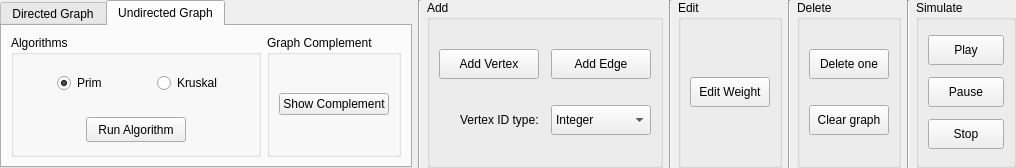
The window that public/control_panel.ui (Jeius/GraphIllustrator) describes before a commit, drawn with Qt 5.
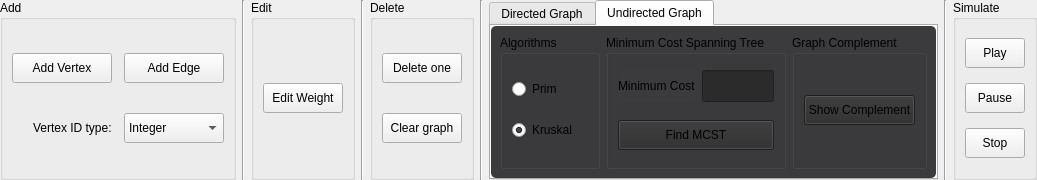
The same window after the commit. The open tabs and pages were chosen to show the change.

```diff
--- a/public/control_panel.ui
+++ b/public/control_panel.ui
@@ -6,8 +6,8 @@
    <rect>
     <x>0</x>
     <y>0</y>
-    <width>1016</width>
-    <height>168</height>
+    <width>989</width>
+    <height>180</height>
    </rect>
   </property>
   <property name="sizePolicy">
@@ -35,244 +35,6 @@
    <property name="bottomMargin">
     <number>0</number>
    </property>
-   <item>
-    <widget class="QTabWidget" name="tabs">
-     <property name="sizePolicy">
-      <sizepolicy hsizetype="Expanding" vsizetype="Expanding">
-       <horstretch>0</horstretch>
-       <verstretch>0</verstretch>
-      </sizepolicy>
-     </property>
-     <property name="maximumSize">
-      <size>
-       <width>600</width>
-       <height>16777215</height>
-      </size>
-     </property>
-     <property name="styleSheet">
-      <string notr="true">QFrame {
-	border-radius: 5px
-}</string>
-     </property>
-     <property name="currentIndex">
-      <number>1</number>
-     </property>
-     <property name="tabsClosable">
-      <bool>false</bool>
-     </property>
-     <property name="movable">
-      <bool>true</bool>
-     </property>
-     <property name="tabBarAutoHide">
-      <bool>false</bool>
-     </property>
-     <widget class="QWidget" name="directed_tab">
-      <attribute name="title">
-       <string>Directed Graph</string>
-      </attribute>
-      <layout class="QHBoxLayout" name="horizontalLayout_8">
-       <item>
-        <widget class="QGroupBox" name="d_algorithm_box">
-         <property name="minimumSize">
-          <size>
-           <width>250</width>
-           <height>0</height>
-          </size>
-         </property>
-         <property name="maximumSize">
-          <size>
-           <width>300</width>
-           <height>16777215</height>
-          </size>
-         </property>
-         <property name="styleSheet">
-          <string notr="true"/>
-         </property>
-         <property name="title">
-          <string>Algorithms</string>
-         </property>
-         <property name="flat">
-          <bool>false</bool>
-         </property>
-         <layout class="QVBoxLayout" name="d_algorithm_layout">
-          <property name="spacing">
-           <number>12</number>
-          </property>
-          <item alignment="Qt::AlignVCenter">
-           <widget class="QWidget" name="horizontalWidget" native="true">
-            <layout class="QHBoxLayout" name="horizontalLayout_10">
-             <item alignment="Qt::AlignHCenter">
-              <widget class="QRadioButton" name="dijkstra_radio">
-               <property name="text">
-                <string>Dijkstra</string>
-               </property>
-              </widget>
-             </item>
-             <item alignment="Qt::AlignHCenter">
-              <widget class="QRadioButton" name="floyd_radio">
-               <property name="text">
-                <string>Floyd Warshal</string>
-               </property>
-              </widget>
-             </item>
-            </layout>
-           </widget>
-          </item>
-          <item alignment="Qt::AlignHCenter|Qt::AlignVCenter">
-           <widget class="QPushButton" name="run_algo_d_button">
-            <property name="sizePolicy">
-             <sizepolicy hsizetype="MinimumExpanding" vsizetype="Fixed">
-              <horstretch>0</horstretch>
-              <verstretch>0</verstretch>
-             </sizepolicy>
-            </property>
-            <property name="minimumSize">
-             <size>
-              <width>100</width>
-              <height>25</height>
-             </size>
-            </property>
-            <property name="text">
-             <string>Run Algorithm</string>
-            </property>
-           </widget>
-          </item>
-         </layout>
-        </widget>
-       </item>
-      </layout>
-     </widget>
-     <widget class="QWidget" name="undirected_tab">
-      <property name="sizePolicy">
-       <sizepolicy hsizetype="Maximum" vsizetype="Preferred">
-        <horstretch>0</horstretch>
-        <verstretch>0</verstretch>
-       </sizepolicy>
-      </property>
-      <attribute name="title">
-       <string>Undirected Graph</string>
-      </attribute>
-      <layout class="QHBoxLayout" name="horizontalLayout_3">
-       <item>
-        <widget class="QGroupBox" name="ud_algorithm_box">
-         <property name="minimumSize">
-          <size>
-           <width>250</width>
-           <height>0</height>
-          </size>
-         </property>
-         <property name="maximumSize">
-          <size>
-           <width>300</width>
-           <height>16777215</height>
-          </size>
-         </property>
-         <property name="title">
-          <string>Algorithms</string>
-         </property>
-         <property name="flat">
-          <bool>false</bool>
-         </property>
-         <layout class="QVBoxLayout" name="verticalLayout_13">
-          <property name="spacing">
-           <number>12</number>
-          </property>
-          <item alignment="Qt::AlignVCenter">
-           <widget class="QWidget" name="horizontalWidget_2" native="true">
-            <layout class="QHBoxLayout" name="horizontalLayout_12">
-             <item alignment="Qt::AlignHCenter">
-              <widget class="QRadioButton" name="prim_radio">
-               <property name="text">
-                <string>Prim</string>
-               </property>
-               <property name="checked">
-                <bool>true</bool>
-               </property>
-               <attribute name="buttonGroup">
-                <string notr="true">buttonGroup_2</string>
-               </attribute>
-              </widget>
-             </item>
-             <item alignment="Qt::AlignHCenter">
-              <widget class="QRadioButton" name="kruskal_radio">
-               <property name="text">
-                <string>Kruskal</string>
-               </property>
-               <attribute name="buttonGroup">
-                <string notr="true">buttonGroup_2</string>
-               </attribute>
-              </widget>
-             </item>
-            </layout>
-           </widget>
-          </item>
-          <item alignment="Qt::AlignHCenter|Qt::AlignVCenter">
-           <widget class="QPushButton" name="run_algo_ud_button">
-            <property name="sizePolicy">
-             <sizepolicy hsizetype="MinimumExpanding" vsizetype="Fixed">
-              <horstretch>0</horstretch>
-              <verstretch>0</verstretch>
-             </sizepolicy>
-            </property>
-            <property name="minimumSize">
-             <size>
-              <width>100</width>
-              <height>25</height>
-             </size>
-            </property>
-            <property name="text">
-             <string>Run Algorithm</string>
-            </property>
-           </widget>
-          </item>
-         </layout>
-        </widget>
-       </item>
-       <item>
-        <widget class="QGroupBox" name="complement_box">
-         <property name="title">
-          <string>Graph Complement</string>
-         </property>
-         <layout class="QVBoxLayout" name="verticalLayout_2">
-          <item alignment="Qt::AlignHCenter">
-           <widget class="QPushButton" name="complement_button">
-            <property name="minimumSize">
-             <size>
-              <width>110</width>
-              <height>0</height>
-             </size>
-            </property>
-            <property name="maximumSize">
-             <size>
-              <width>200</width>
-              <height>16777215</height>
-             </size>
-            </property>
-            <property name="text">
-             <string>Show Complement</string>
-            </property>
-            <property name="checkable">
-             <bool>true</bool>
-            </property>
-            <property name="checked">
-             <bool>false</bool>
-            </property>
-           </widget>
-          </item>
-         </layout>
-        </widget>
-       </item>
-      </layout>
-     </widget>
-    </widget>
-   </item>
-   <item>
-    <widget class="Line" name="line_4">
-     <property name="orientation">
-      <enum>Qt::Vertical</enum>
-     </property>
-    </widget>
-   </item>
    <item>
     <widget class="QGroupBox" name="add_box">
      <property name="maximumSize">
@@ -284,16 +46,32 @@
      <property name="title">
       <string>Add</string>
      </property>
-     <property name="flat">
-      <bool>true</bool>
-     </property>
-     <property name="checkable">
-      <bool>false</bool>
-     </property>
      <layout class="QGridLayout" name="gridLayout_3">
       <property name="horizontalSpacing">
        <number>12</number>
       </property>
+      <item row="0" column="0">
+       <widget class="QPushButton" name="add_vertex_button">
+        <property name="minimumSize">
+         <size>
+          <width>100</width>
+          <height>30</height>
+         </size>
+        </property>
+        <property name="maximumSize">
+         <size>
+          <width>200</width>
+          <height>16777215</height>
+         </size>
+        </property>
+        <property name="text">
+         <string>Add Vertex</string>
+        </property>
+        <property name="checkable">
+         <bool>true</bool>
+        </property>
+       </widget>
+      </item>
       <item row="1" column="0" alignment="Qt::AlignRight">
        <widget class="QLabel" name="id_type_label">
         <property name="text">
@@ -321,12 +99,6 @@
         <property name="checkable">
          <bool>true</bool>
         </property>
-        <property name="autoDefault">
-         <bool>false</bool>
-        </property>
-        <property name="flat">
-         <bool>false</bool>
-        </property>
        </widget>
       </item>
       <item row="1" column="1">
@@ -343,9 +115,6 @@
         <property name="autoFillBackground">
          <bool>false</bool>
         </property>
-        <property name="placeholderText">
-         <string/>
-        </property>
         <property name="frame">
          <bool>true</bool>
         </property>
@@ -361,37 +130,6 @@
         </item>
        </widget>
       </item>
-      <item row="0" column="0">
-       <widget class="QPushButton" name="add_vertex_button">
-        <property name="minimumSize">
-         <size>
-          <width>100</width>
-          <height>30</height>
-         </size>
-        </property>
-        <property name="maximumSize">
-         <size>
-          <width>200</width>
-          <height>16777215</height>
-         </size>
-        </property>
-        <property name="text">
-         <string>Add Vertex</string>
-        </property>
-        <property name="checkable">
-         <bool>true</bool>
-        </property>
-        <property name="autoDefault">
-         <bool>false</bool>
-        </property>
-        <property name="default">
-         <bool>false</bool>
-        </property>
-        <property name="flat">
-         <bool>false</bool>
-        </property>
-       </widget>
-      </item>
      </layout>
     </widget>
    </item>
@@ -413,9 +151,6 @@
      <property name="title">
       <string>Edit</string>
      </property>
-     <property name="flat">
-      <bool>true</bool>
-     </property>
      <layout class="QVBoxLayout" name="verticalLayout_11">
       <item alignment="Qt::AlignHCenter">
        <widget class="QPushButton" name="edit_weight_button">
@@ -454,9 +189,6 @@
      <property name="title">
       <string>Delete</string>
      </property>
-     <property name="flat">
-      <bool>true</bool>
-     </property>
      <layout class="QVBoxLayout" name="verticalLayout_12">
       <item alignment="Qt::AlignHCenter">
        <widget class="QPushButton" name="delete_button">
@@ -490,6 +222,292 @@
      </layout>
     </widget>
    </item>
+   <item>
+    <widget class="Line" name="line">
+     <property name="orientation">
+      <enum>Qt::Vertical</enum>
+     </property>
+    </widget>
+   </item>
+   <item>
+    <widget class="QTabWidget" name="tabs">
+     <property name="sizePolicy">
+      <sizepolicy hsizetype="Expanding" vsizetype="Expanding">
+       <horstretch>0</horstretch>
+       <verstretch>0</verstretch>
+      </sizepolicy>
+     </property>
+     <property name="maximumSize">
+      <size>
+       <width>600</width>
+       <height>16777215</height>
+      </size>
+     </property>
+     <property name="styleSheet">
+      <string notr="true">QFrame { border-radius: 5px; background-color: #3b3b3d} QPushButton, QLineEdit {background-color: #2b2b2c; border-color: #70707c;} QPushButton:hover { background-color: #3b3b3d;}</string>
+     </property>
+     <property name="currentIndex">
+      <number>0</number>
+     </property>
+     <property name="tabsClosable">
+      <bool>false</bool>
+     </property>
+     <property name="movable">
+      <bool>true</bool>
+     </property>
+     <property name="tabBarAutoHide">
+      <bool>false</bool>
+     </property>
+     <widget class="QWidget" name="directed_tab">
+      <attribute name="title">
+       <string>Directed Graph</string>
+      </attribute>
+      <layout class="QHBoxLayout" name="horizontalLayout_8">
+       <item>
+        <widget class="QGroupBox" name="d_algorithm_box">
+         <property name="minimumSize">
+          <size>
+           <width>200</width>
+           <height>0</height>
+          </size>
+         </property>
+         <property name="styleSheet">
+          <string notr="true"/>
+         </property>
+         <property name="title">
+          <string>Algorithms</string>
+         </property>
+         <property name="flat">
+          <bool>false</bool>
+         </property>
+         <layout class="QGridLayout" name="gridLayout_4">
+          <item row="0" column="0">
+           <widget class="QRadioButton" name="dijkstra_radio">
+            <property name="text">
+             <string>Dijkstra</string>
+            </property>
+            <property name="checked">
+             <bool>true</bool>
+            </property>
+           </widget>
+          </item>
+          <item row="1" column="0">
+           <widget class="QRadioButton" name="floyd_radio">
+            <property name="text">
+             <string>Floyd Warshal</string>
+            </property>
+            <property name="checked">
+             <bool>false</bool>
+            </property>
+           </widget>
+          </item>
+         </layout>
+        </widget>
+       </item>
+       <item>
+        <widget class="QGroupBox" name="path_finding_box">
+         <property name="sizePolicy">
+          <sizepolicy hsizetype="Maximum" vsizetype="Preferred">
+           <horstretch>0</horstretch>
+           <verstretch>0</verstretch>
+          </sizepolicy>
+         </property>
+         <property name="maximumSize">
+          <size>
+           <width>160</width>
+           <height>16777215</height>
+          </size>
+         </property>
+         <property name="title">
+          <string>Path Finding</string>
+         </property>
+         <layout class="QVBoxLayout" name="verticalLayout_2">
+          <item>
+           <widget class="QPushButton" name="path_button">
+            <property name="sizePolicy">
+             <sizepolicy hsizetype="Preferred" vsizetype="Fixed">
+              <horstretch>0</horstretch>
+              <verstretch>0</verstretch>
+             </sizepolicy>
+            </property>
+            <property name="minimumSize">
+             <size>
+              <width>0</width>
+              <height>25</height>
+             </size>
+            </property>
+            <property name="text">
+             <string>Find Path</string>
+            </property>
+           </widget>
+          </item>
+         </layout>
+        </widget>
+       </item>
+      </layout>
+     </widget>
+     <widget class="QWidget" name="undirected_tab">
+      <property name="sizePolicy">
+       <sizepolicy hsizetype="Maximum" vsizetype="Preferred">
+        <horstretch>0</horstretch>
+        <verstretch>0</verstretch>
+       </sizepolicy>
+      </property>
+      <attribute name="title">
+       <string>Undirected Graph</string>
+      </attribute>
+      <layout class="QHBoxLayout" name="horizontalLayout_3">
+       <item>
+        <widget class="QGroupBox" name="ud_algorithm_box">
+         <property name="minimumSize">
+          <size>
+           <width>100</width>
+           <height>0</height>
+          </size>
+         </property>
+         <property name="title">
+          <string>Algorithms</string>
+         </property>
+         <layout class="QGridLayout" name="gridLayout">
+          <item row="0" column="0">
+           <widget class="QRadioButton" name="prim_radio">
+            <property name="text">
+             <string>Prim</string>
+            </property>
+           </widget>
+          </item>
+          <item row="1" column="0">
+           <widget class="QRadioButton" name="kruskal_radio">
+            <property name="text">
+             <string>Kruskal</string>
+            </property>
+            <property name="checked">
+             <bool>true</bool>
+            </property>
+           </widget>
+          </item>
+         </layout>
+        </widget>
+       </item>
+       <item>
+        <widget class="QGroupBox" name="mcst_box">
+         <property name="sizePolicy">
+          <sizepolicy hsizetype="Maximum" vsizetype="Preferred">
+           <horstretch>0</horstretch>
+           <verstretch>0</verstretch>
+          </sizepolicy>
+         </property>
+         <property name="maximumSize">
+          <size>
+           <width>180</width>
+           <height>16777215</height>
+          </size>
+         </property>
+         <property name="title">
+          <string>Minimum Cost Spanning Tree</string>
+         </property>
+         <layout class="QGridLayout" name="gridLayout_2">
+          <property name="spacing">
+           <number>6</number>
+          </property>
+          <item row="1" column="0" alignment="Qt::AlignVCenter">
+           <widget class="QPushButton" name="mcst_button">
+            <property name="sizePolicy">
+             <sizepolicy hsizetype="MinimumExpanding" vsizetype="Fixed">
+              <horstretch>0</horstretch>
+              <verstretch>0</verstretch>
+             </sizepolicy>
+            </property>
+            <property name="minimumSize">
+             <size>
+              <width>0</width>
+              <height>30</height>
+             </size>
+            </property>
+            <property name="text">
+             <string>Find MCST</string>
+            </property>
+           </widget>
+          </item>
+          <item row="0" column="0" alignment="Qt::AlignHCenter|Qt::AlignVCenter">
+           <widget class="QWidget" name="mcst_form" native="true">
+            <layout class="QHBoxLayout" name="horizontalLayout_2">
+             <property name="leftMargin">
+              <number>0</number>
+             </property>
+             <property name="topMargin">
+              <number>0</number>
+             </property>
+             <property name="rightMargin">
+              <number>0</number>
+             </property>
+             <property name="bottomMargin">
+              <number>0</number>
+             </property>
+             <item>
+              <widget class="QLabel" name="label">
+               <property name="text">
+                <string>Minimum Cost</string>
+               </property>
+              </widget>
+             </item>
+             <item>
+              <widget class="QLineEdit" name="mcst_textbox">
+               <property name="minimumSize">
+                <size>
+                 <width>0</width>
+                 <height>32</height>
+                </size>
+               </property>
+              </widget>
+             </item>
+            </layout>
+           </widget>
+          </item>
+         </layout>
+        </widget>
+       </item>
+       <item>
+        <widget class="QGroupBox" name="complement_box">
+         <property name="sizePolicy">
+          <sizepolicy hsizetype="Maximum" vsizetype="Preferred">
+           <horstretch>0</horstretch>
+           <verstretch>0</verstretch>
+          </sizepolicy>
+         </property>
+         <property name="maximumSize">
+          <size>
+           <width>150</width>
+           <height>16777215</height>
+          </size>
+         </property>
+         <property name="title">
+          <string>Graph Complement</string>
+         </property>
+         <layout class="QVBoxLayout" name="verticalLayout">
+          <item>
+           <widget class="QPushButton" name="complement_button">
+            <property name="minimumSize">
+             <size>
+              <width>0</width>
+              <height>30</height>
+             </size>
+            </property>
+            <property name="text">
+             <string>Show Complement</string>
+            </property>
+            <property name="checked">
+             <bool>false</bool>
+            </property>
+           </widget>
+          </item>
+         </layout>
+        </widget>
+       </item>
+      </layout>
+     </widget>
+    </widget>
+   </item>
    <item>
     <widget class="Line" name="line_10">
      <property name="orientation">
```
Left out of the diff: 4 changed lines with no effect on the pictures.
